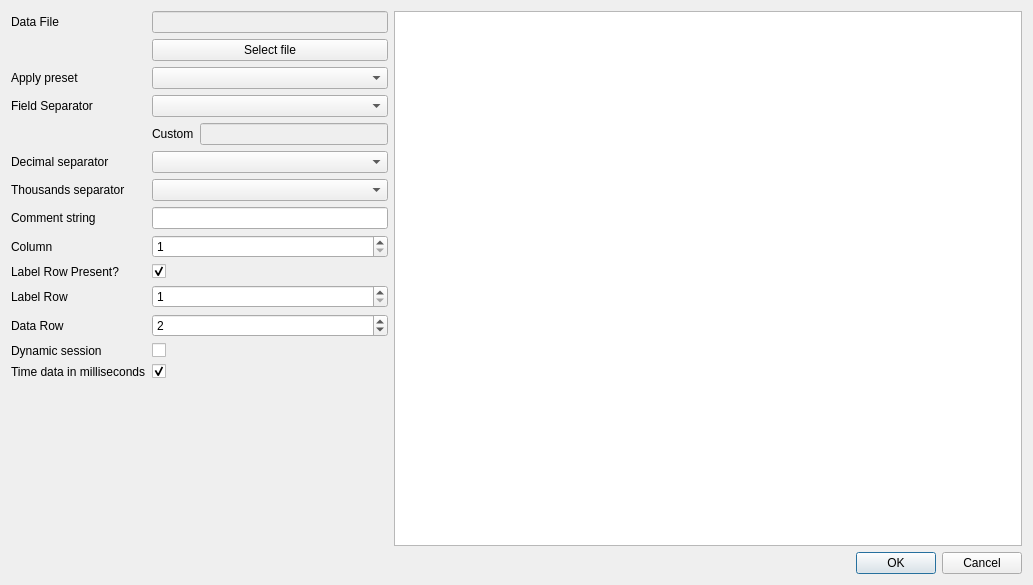
Before: the Qt Designer form src/dialogs/loadfiledialog.ui in jgeudens/GraphViewer, drawn with Qt 5.
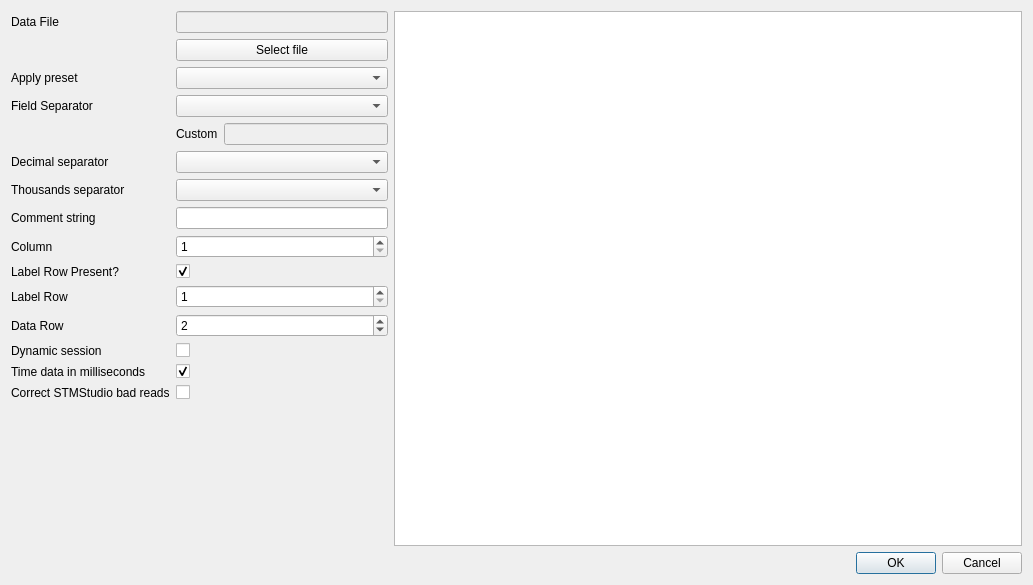
After: the same form once the commit is applied.

Commit message: Add STMStudio data correction (initial implementation) (#37);

What changed in the file:
```diff
--- a/src/dialogs/loadfiledialog.ui
+++ b/src/dialogs/loadfiledialog.ui
@@ -234,6 +234,20 @@
          </property>
         </widget>
        </item>
+       <item row="18" column="0">
+        <widget class="QLabel" name="label_14">
+         <property name="text">
+          <string>Correct STMStudio bad reads</string>
+         </property>
+        </widget>
+       </item>
+       <item row="18" column="1">
+        <widget class="QCheckBox" name="checkStmStudioCorrection">
+         <property name="text">
+          <string/>
+         </property>
+        </widget>
+       </item>
       </layout>
      </item>
      <item>
```
The commit also changes 9 other files.
